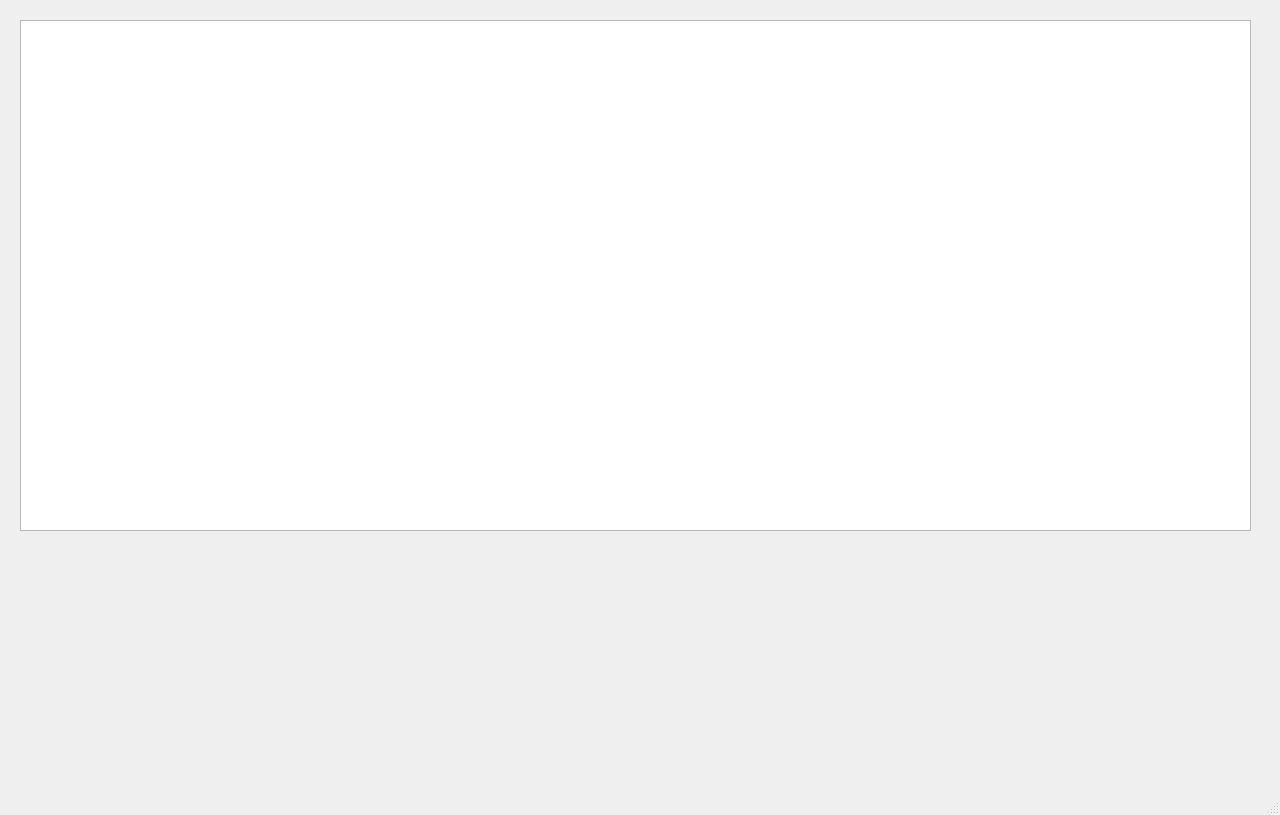
This is layout.ui in tsevans/EmoViz as Qt 5 draws it before an edit. The edited form follows.
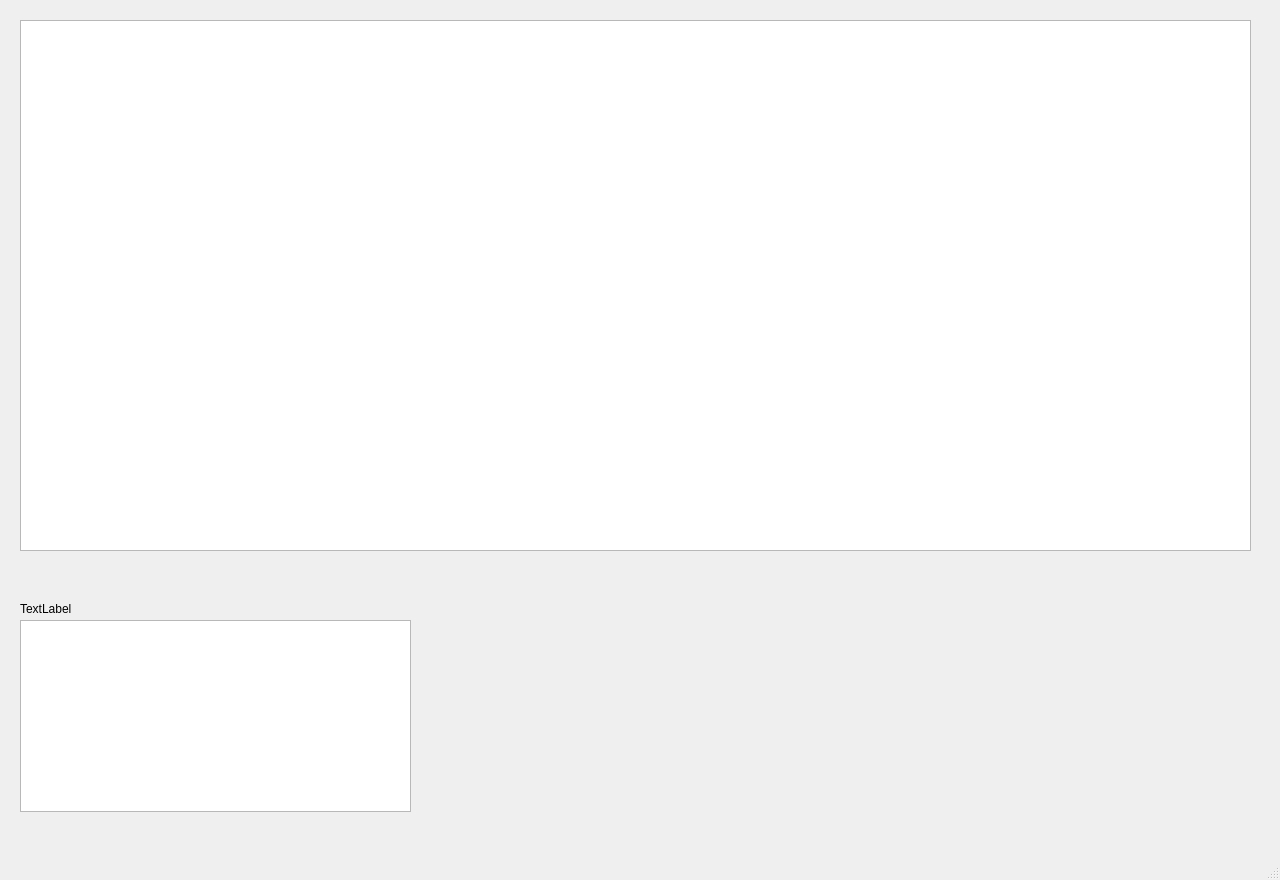
This is the edited form.

```diff
--- a/layout.ui
+++ b/layout.ui
@@ -7,7 +7,7 @@
     <x>0</x>
     <y>0</y>
     <width>1280</width>
-    <height>815</height>
+    <height>880</height>
    </rect>
   </property>
   <property name="windowTitle">
@@ -20,10 +20,33 @@
       <x>20</x>
       <y>20</y>
       <width>1231</width>
-      <height>511</height>
+      <height>531</height>
      </rect>
     </property>
    </widget>
+   <widget class="QListView" name="listView">
+    <property name="geometry">
+     <rect>
+      <x>20</x>
+      <y>620</y>
+      <width>391</width>
+      <height>192</height>
+     </rect>
+    </property>
+   </widget>
+   <widget class="QLabel" name="label">
+    <property name="geometry">
+     <rect>
+      <x>20</x>
+      <y>600</y>
+      <width>59</width>
+      <height>18</height>
+     </rect>
+    </property>
+    <property name="text">
+     <string>TextLabel</string>
+    </property>
+   </widget>
   </widget>
   <widget class="QMenuBar" name="menubar">
    <property name="geometry">
```
